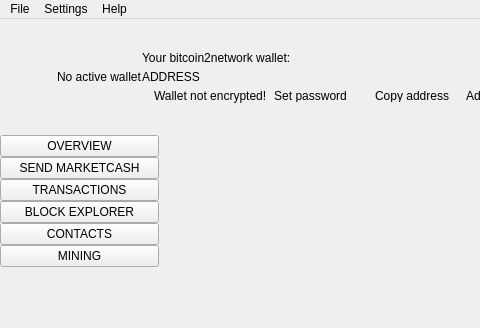
Old version of the form src/Gui/MainWindow/MainWindow.ui in the repository b2n-project/b2n-wallet; both pictures show x 0 to 480 and y 0 to 328 of the 1273 by 824 pixel window.
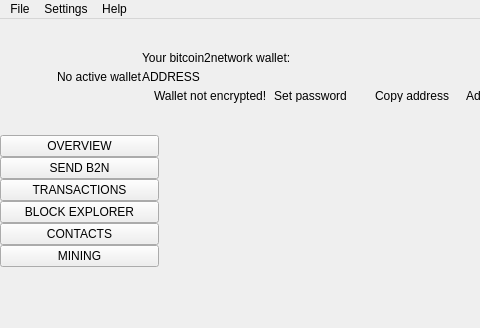
New version of the form. Icons and pictures are not drawn. Custom widgets are drawn as their Qt base class.

The edit to the form file:
```diff
--- a/src/Gui/MainWindow/MainWindow.ui
+++ b/src/Gui/MainWindow/MainWindow.ui
@@ -620,7 +620,7 @@
             <enum>Qt::NoFocus</enum>
            </property>
            <property name="text">
-            <string>SEND MARKETCASH</string>
+            <string>SEND B2N</string>
            </property>
            <property name="checkable">
             <bool>true</bool>
```
